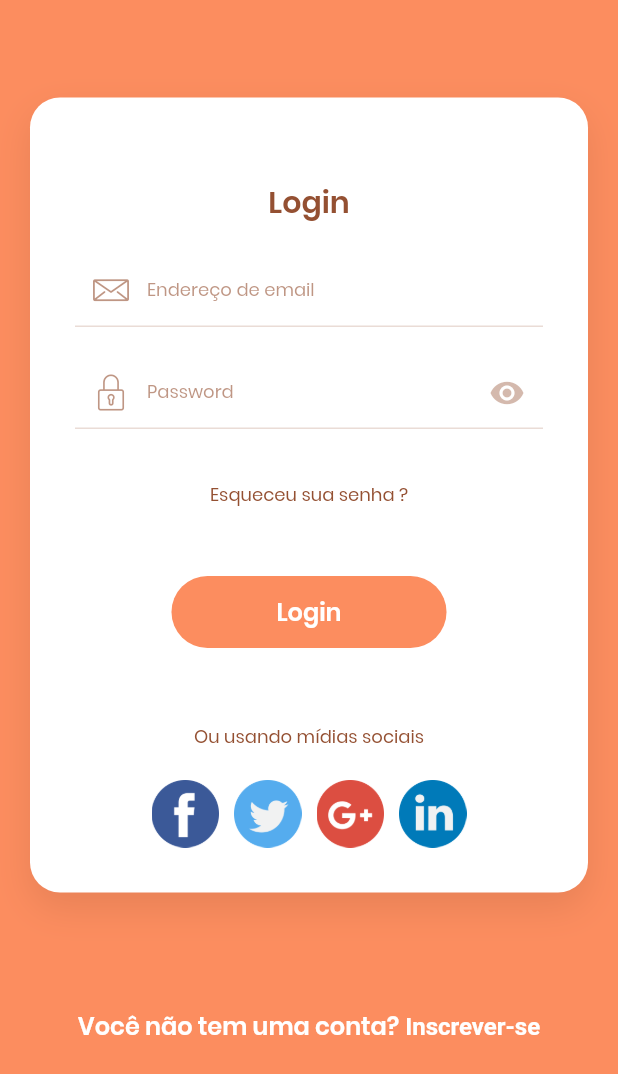
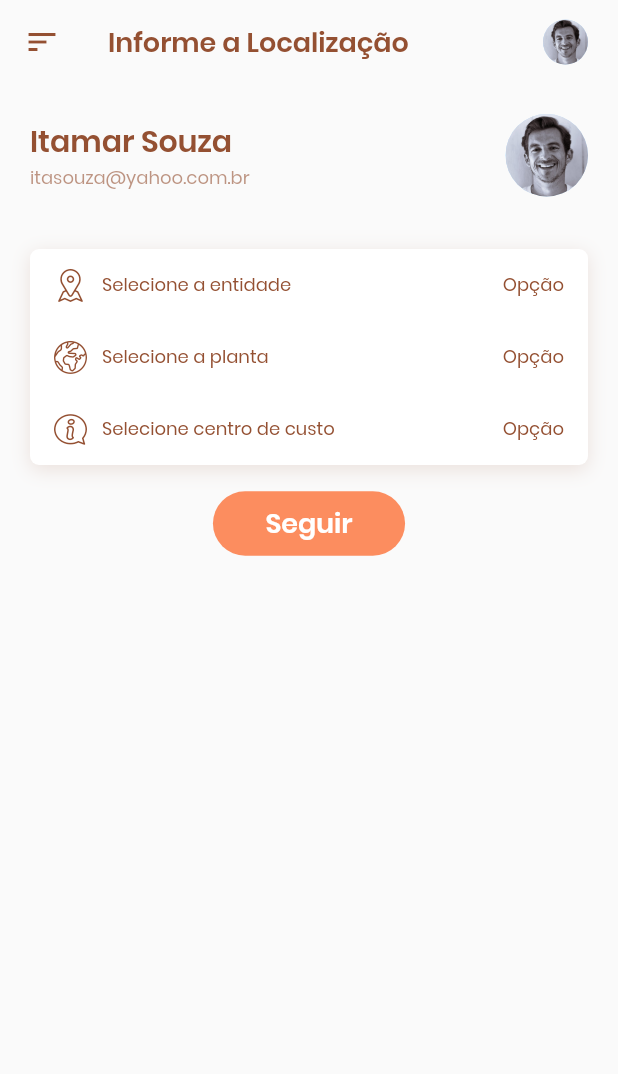
Before and after one commit to itasouza/appatlasfacil, a Flutter app: the TelaLogin screen opened directly, after a tap on "Login", on a phone screen of 412 x 824 dp. Shown: the top 1074 px of the screen. Run offline on Flutter 3.47's test engine with Material 2 defaults, Android fonts, the phone set to English and light mode, and no system bars; our stand-ins replace carousel_slider, datetime_picker_formfield, flutter_svg, splashscreen, sticky_headers.

Commit message:
Nova tela de Filtros
Foi criado uma nova tela de filtros seguindo o layout da tela account, foi ajustado o fluxo das telas e alterado componentes da tela de login, falta ver uma forma de abrir as opções para seleção da mesma forma que e aberto na tela de account opção de seleção da languages

```diff
--- /dev/null
+++ b/lib/TelaFiltros.dart
@@ -0,0 +1,201 @@
+import 'package:appatlasfacil/src/widgets/DrawerWidget.dart';
+import 'package:flutter/material.dart';
+import 'TelaLogin.dart';
+import 'config/ui_icons.dart';
+
+class TelaFiltros extends StatefulWidget {
+  @override
+  _TelaFiltrosState createState() => _TelaFiltrosState();
+}
+
+class _TelaFiltrosState extends State<TelaFiltros> {
+
+  @override
+  Widget build(BuildContext context) {
+    return Scaffold(
+      drawer: DrawerWidget(),
+      appBar: AppBar(
+        automaticallyImplyLeading: false,
+        leading: new IconButton(
+          icon: new Icon(Icons.sort, color: Theme.of(context).hintColor),
+          onPressed: () => {},
+        ),
+        backgroundColor: Colors.transparent,
+        elevation: 0,
+        title: Text(
+          'Informe a Localização',
+          style: Theme.of(context).textTheme.display1,
+        ),
+        actions: <Widget>[
+          Container(
+              width: 30,
+              height: 30,
+              margin: EdgeInsets.only(top: 12.5, bottom: 12.5, right: 20),
+              child: InkWell(
+                borderRadius: BorderRadius.circular(300),
+                onTap: () {},
+                child: CircleAvatar(
+                  backgroundImage: AssetImage('img/user2.jpg'),
+                ),
+              )),
+        ],
+      ),
+      body: SingleChildScrollView(
+        child: Column(
+          children: <Widget>[
+            Padding(
+              padding: const EdgeInsets.symmetric(horizontal: 20),
+            ),
+            Padding(
+              padding: const EdgeInsets.symmetric(horizontal: 20, vertical: 20),
+              child: Row(
+                children: <Widget>[
+                  Expanded(
+                    child: Column(
+                      children: <Widget>[
+                        Text(
+                          "Itamar Souza",
+                          textAlign: TextAlign.left,
+                          style: Theme.of(context).textTheme.display2,
+                        ),
+                        Text(
+                          "itasouza@yahoo.com.br",
+                          style: Theme.of(context).textTheme.caption,
+                        )
+                      ],
+                      crossAxisAlignment: CrossAxisAlignment.start,
+                    ),
+                  ),
+                  SizedBox(
+                      width: 55,
+                      height: 55,
+                      child: InkWell(
+                        borderRadius: BorderRadius.circular(300),
+                        onTap: () {},
+                        child: CircleAvatar(
+                          backgroundImage: AssetImage('img/user2.jpg'),
+                        ),
+                      )),
+                ],
+              ),
+            ),
+            Container(
+              margin: EdgeInsets.symmetric(horizontal: 20, vertical: 15),
+              decoration: BoxDecoration(
+                color: Theme.of(context).primaryColor,
+                borderRadius: BorderRadius.circular(6),
+                boxShadow: [
+                  BoxShadow(
+                      color: Theme.of(context).hintColor.withOpacity(0.15),
+                      offset: Offset(0, 3),
+                      blurRadius: 10)
+                ],
+              ),
+              child: ListView(
+                shrinkWrap: true,
+                primary: false,
+                children: <Widget>[
+                  ListTile(
+                    onTap: () {
+                      Navigator.push(
+                          context,
+                          MaterialPageRoute(
+                            builder: (context) => TelaLogin()));
+                    },
+                    dense: true,
+                    title: Row(
+                      children: <Widget>[
+                        Icon(
+                          UiIcons.placeholder,
+                          size: 22,
+                          color: Theme.of(context).focusColor,
+                        ),
+                        SizedBox(width: 10),
+                        Text(
+                          'Selecione a entidade',
+                          style: Theme.of(context).textTheme.body1,
+                        ),
+                      ],
+                    ),
+                    trailing: Text(
+                      'Opção',
+                      style: TextStyle(color: Theme.of(context).focusColor),
+                    ),
+                  ),
+                  ListTile(
+                    onTap: () {
+                      Navigator.of(context).pushNamed('/Languages');
+                    },
+                    dense: true,
+                    title: Row(
+                      children: <Widget>[
+                        Icon(
+                          UiIcons.planet_earth,
+                          size: 22,
+                          color: Theme.of(context).focusColor,
+                        ),
+                        SizedBox(width: 10),
+                        Text(
+                          'Selecione a planta',
+                          style: Theme.of(context).textTheme.body1,
+                        ),
+                      ],
+                    ),
+                    trailing: Text(
+                      'Opção',
+                      style: TextStyle(color: Theme.of(context).focusColor),
+                    ),
+                  ),
+                  ListTile(
+                    onTap: () {
+                      Navigator.of(context).pushNamed('/Help');
+                    },
+                    dense: true,
+                    title: Row(
+                      children: <Widget>[
+                        Icon(
+                          UiIcons.information,
+                          size: 22,
+                          color: Theme.of(context).focusColor,
+                        ),
+                        SizedBox(width: 10),
+                        Text(
+                          'Selecione centro de custo',
+                          style: Theme.of(context).textTheme.body1,
+                        ),
+                      ],
+                    ),
+                    trailing: Text(
+                      'Opção',
+                      style: TextStyle(color: Theme.of(context).focusColor),
+                    ),
+                  ),
+                ],
+              ),
+            ),
+            Container(
+              padding: const EdgeInsets.symmetric(horizontal: 40),
+              child: FlatButton(
+                padding: EdgeInsets.symmetric(horizontal: 35, vertical: 8),
+                onPressed: () {
+                  Navigator.push(context,
+                      MaterialPageRoute(builder: (context) => Languages()));
+                },
+                child: Text(
+                  'Seguir',
+                  style: Theme.of(context).textTheme.display1.merge(
+                        TextStyle(color: Theme.of(context).primaryColor),
+                      ),
+                ),
+                color: Theme.of(context).accentColor,
+                shape: RoundedRectangleBorder(
+                  borderRadius: new BorderRadius.circular(50),
+                ),
+              ),
+            )
+          ],
+        ),
+      ),
+    );
+  }
+}
--- a/lib/TelaLogin.dart
+++ b/lib/TelaLogin.dart
@@ -1,7 +1,7 @@
 import 'package:appatlasfacil/config/ui_icons.dart';
-import 'package:appatlasfacil/src/widgets/SocialMediaWidget.dart';
 import 'package:flutter/cupertino.dart';
 import 'package:flutter/material.dart';
+import 'TelaFiltros.dart';
 
 
 class TelaLogin extends StatefulWidget {
@@ -40,7 +40,7 @@ class _TelaLoginState extends State<TelaLogin> {
                         style: TextStyle(color: Theme.of(context).focusColor),
                         keyboardType: TextInputType.emailAddress,
                         decoration: new InputDecoration(
-                          hintText: 'Endereço de email',
+                          hintText: 'login',
                           hintStyle: Theme.of(context).textTheme.body1.merge(
                             TextStyle(color: Theme.of(context).focusColor.withOpacity(0.6)),
                           ),
@@ -85,7 +85,12 @@ class _TelaLoginState extends State<TelaLogin> {
                       ),
                       SizedBox(height: 20),
                       FlatButton(
-                        onPressed: () {},
+                        onPressed: () {
+                          Navigator.push(
+                              context,
+                              MaterialPageRoute(
+                                builder: (context) => TelaFiltros()));
+                        },
                         child: Text(
                           'Esqueceu sua senha ?',
                           style: Theme.of(context).textTheme.body1,
@@ -95,8 +100,10 @@ class _TelaLoginState extends State<TelaLogin> {
                       FlatButton(
                         padding: EdgeInsets.symmetric(vertical: 12, horizontal: 70),
                         onPressed: () {
-                          // 2 number refer the index of Home page
-                          Navigator.of(context).pushNamed('/Tabs', arguments: 2);
+                          Navigator.push(
+                              context,
+                              MaterialPageRoute(
+                                  builder: (context) => TelaFiltros()));
                         },
                         child: Text(
                           'Login',
@@ -108,32 +115,12 @@ class _TelaLoginState extends State<TelaLogin> {
                         shape: StadiumBorder(),
                       ),
                       SizedBox(height: 50),
-                      Text(
-                        'Ou usando mídias sociais',
-                        style: Theme.of(context).textTheme.body1,
-                      ),
                       SizedBox(height: 20),
-                      new SocialMediaWidget()
+
                     ],
                   ),
                 ),
               ],
-            ),
-            FlatButton(
-              onPressed: () {
-                Navigator.of(context).pushNamed('/SignUp');
-              },
-              child: RichText(
-                text: TextSpan(
-                  style: Theme.of(context).textTheme.title.merge(
-                    TextStyle(color: Theme.of(context).primaryColor),
-                  ),
-                  children: [
-                    TextSpan(text: 'Você não tem uma conta?'),
-                    TextSpan(text: ' Inscrever-se', style: TextStyle(fontWeight: FontWeight.w700)),
-                  ],
-                ),
-              ),
             ),
           ],
         ),
--- a/lib/TelaSplash.dart
+++ b/lib/TelaSplash.dart
@@ -108,7 +108,7 @@ class _TelaSplashState extends State<TelaSplash> {
                                 builder: (context) => TelaLogin()));
                       },
                       child: Text(
-                        'Próximo',
+                        'Seguir',
                         style: Theme.of(context).textTheme.display1.merge(
                               TextStyle(color: Theme.of(context).primaryColor),
                             ),
```
Also changed, not shown: lib/TelaFiltros - Copia.dart (added, +147 -0 lines), lib/main.dart (+5 -2 lines).
